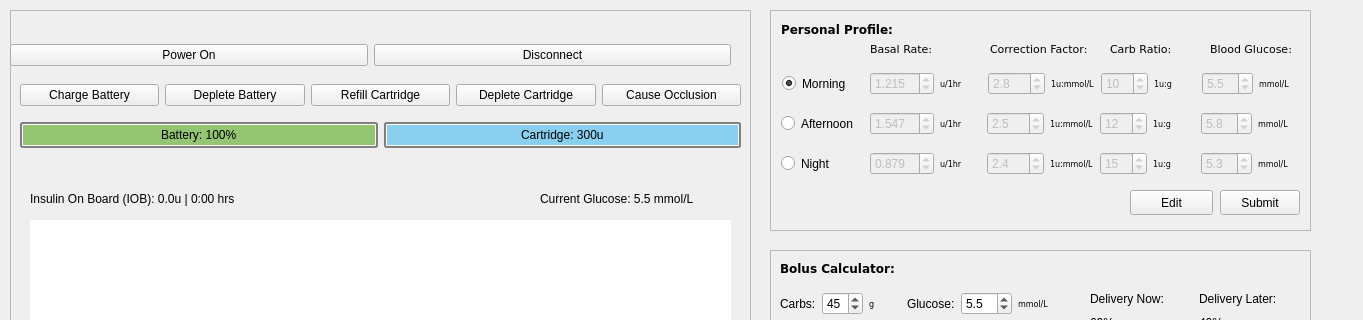
The window that InsulinPump/mainwindow.ui (rae-shi/comp3004Team17InsulinPump) describes before a commit, drawn with Qt 5; both pictures show x 0 to 1363 and y 0 to 320 of the 1363 by 699 pixel window.
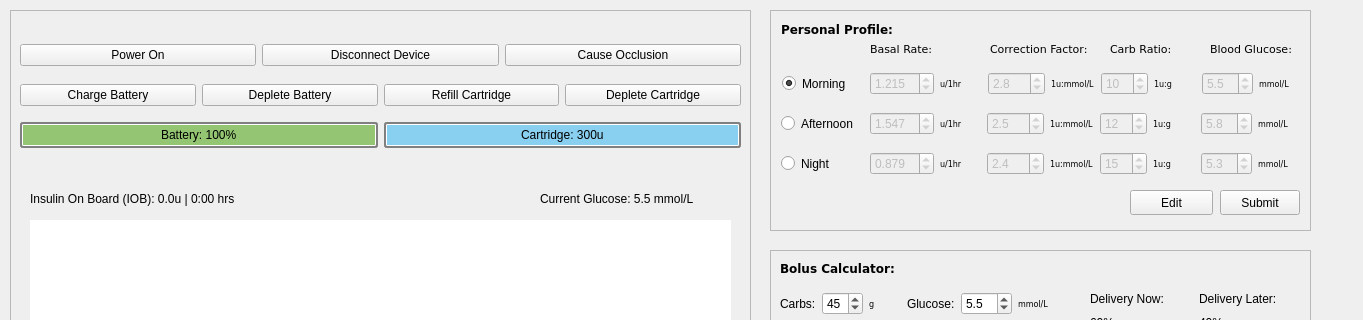
The same window after the commit.

Commit message: Changes for disconnect button and GUI

The edit to the form file:
```diff
--- a/InsulinPump/mainwindow.ui
+++ b/InsulinPump/mainwindow.ui
@@ -112,19 +112,12 @@
         </property>
        </widget>
       </item>
-      <item>
-       <widget class="QPushButton" name="occlusion">
-        <property name="text">
-         <string>Cause Occlusion</string>
-        </property>
-       </widget>
-      </item>
      </layout>
     </widget>
     <widget class="QWidget" name="layoutWidget_8">
      <property name="geometry">
       <rect>
-       <x>0</x>
+       <x>10</x>
        <y>30</y>
        <width>721</width>
        <height>31</height>
@@ -141,7 +134,14 @@
       <item>
        <widget class="QPushButton" name="disconnectButton">
         <property name="text">
-         <string>Disconnect</string>
+         <string>Disconnect Device</string>
+        </property>
+       </widget>
+      </item>
+      <item>
+       <widget class="QPushButton" name="occlusion">
+        <property name="text">
+         <string>Cause Occlusion</string>
         </property>
        </widget>
       </item>
@@ -551,7 +551,7 @@
       <string>Warning Messages</string>
      </property>
     </widget>
-    <widget class="QWidget" name="">
+    <widget class="QWidget" name="layoutWidget">
      <property name="geometry">
       <rect>
        <x>10</x>
```
The commit also changes 2 other files.
